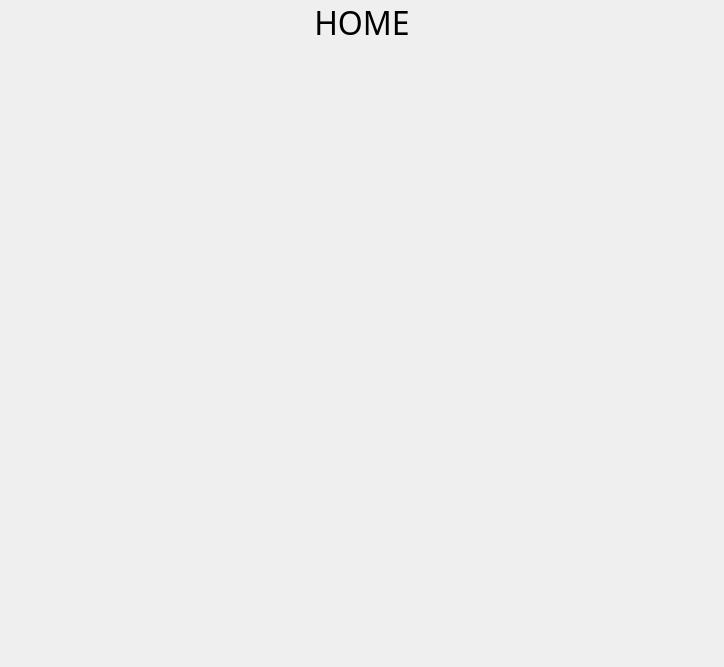
Qt form nitin_venv/Chess-master/wui/home.ui (NetworkProgramming-20212-Group1/ChessMultiplayer) before a commit.
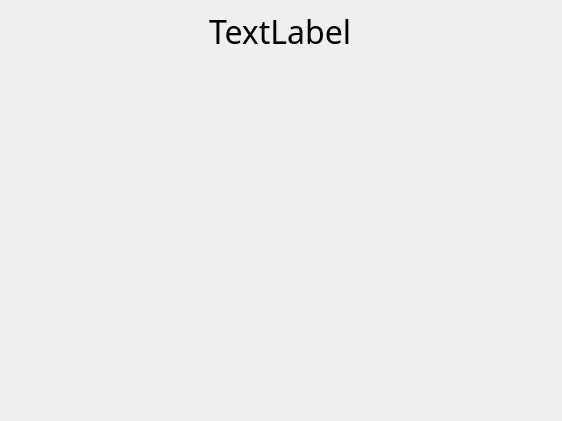
The same form after that commit.

```diff
--- a/nitin_venv/Chess-master/wui/home.ui
+++ b/nitin_venv/Chess-master/wui/home.ui
@@ -6,8 +6,8 @@
    <rect>
     <x>0</x>
     <y>0</y>
-    <width>724</width>
-    <height>667</height>
+    <width>562</width>
+    <height>421</height>
    </rect>
   </property>
   <property name="sizePolicy">
@@ -40,7 +40,7 @@
      <property name="styleSheet">
       <string notr="true"/>
      </property>
-     <layout class="QHBoxLayout" name="horizontalLayout_2">
+     <layout class="QVBoxLayout" name="verticalLayout" stretch="5">
       <property name="leftMargin">
        <number>0</number>
       </property>
@@ -53,20 +53,23 @@
       <property name="bottomMargin">
        <number>0</number>
       </property>
-      <item>
-       <widget class="QLabel" name="label_home">
-        <property name="font">
-         <font>
-          <family>Poor Richard</family>
-          <pointsize>24</pointsize>
-         </font>
-        </property>
-        <property name="text">
-         <string>HOME</string>
-        </property>
-        <property name="alignment">
-         <set>Qt::AlignHCenter|Qt::AlignTop</set>
-        </property>
+      <item alignment="Qt::AlignTop">
+       <widget class="QWidget" name="widget" native="true">
+        <layout class="QHBoxLayout" name="horizontalLayout_2">
+         <item alignment="Qt::AlignHCenter|Qt::AlignVCenter">
+          <widget class="QLabel" name="label_welcome">
+           <property name="font">
+            <font>
+             <family>Poor Richard</family>
+             <pointsize>24</pointsize>
+            </font>
+           </property>
+           <property name="text">
+            <string>TextLabel</string>
+           </property>
+          </widget>
+         </item>
+        </layout>
        </widget>
       </item>
      </layout>
```
